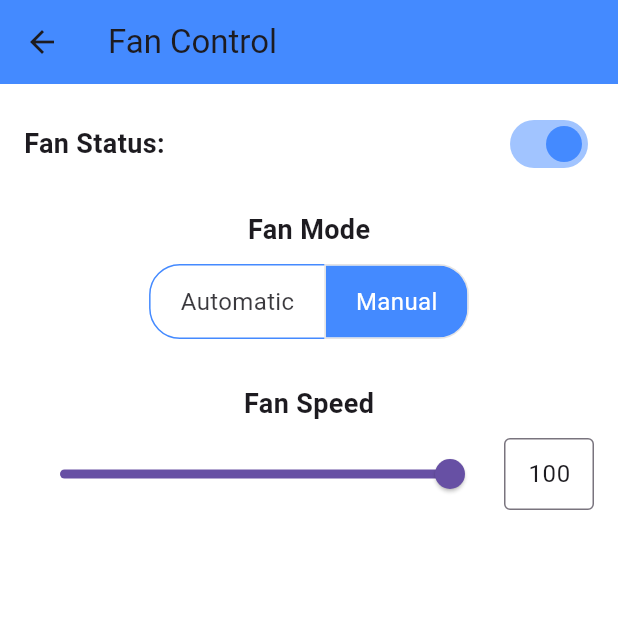
After one commit to huyne265/SmartHomeApp, a Flutter app: the screen it shows after launch, item 3 of the bottom bar chosen, after a tap on "Fan", on a phone screen of 412 x 824 dp, the top half of it. The commit adds this screen. Run offline on Flutter 3.47's test engine with Material 3 defaults, Android fonts, the phone set to English and light mode, and no system bars; our stand-ins replace firebase_auth, firebase_core, firebase_database, flutter_local_notifications, google_sign_in; missing offline and left inert: android_alarm_manager_plus; accounts and stored records are empty.

Commit message:
update Fan

```diff
--- /dev/null
+++ b/flutter_vsc/lib/clock.dart
@@ -0,0 +1,77 @@
+import 'package:flutter/material.dart';
+import 'package:intl/intl.dart';
+
+class ClockWidget extends StatefulWidget {
+  const ClockWidget({super.key});
+
+  @override
+  _ClockWidgetState createState() => _ClockWidgetState();
+}
+
+class _ClockWidgetState extends State<ClockWidget> {
+  late Stream<DateTime> _dateTimeStream;
+
+  @override
+  void initState() {
+    super.initState();
+    _dateTimeStream = Stream.periodic(
+      const Duration(seconds: 1),
+      (_) => DateTime.now(),
+    );
+  }
+
+  @override
+  Widget build(BuildContext context) {
+    return StreamBuilder<DateTime>(
+      stream: _dateTimeStream,
+      builder: (context, snapshot) {
+        if (snapshot.connectionState == ConnectionState.waiting) {
+          return const CircularProgressIndicator();
+        } else if (snapshot.hasError) {
+          return const Text('Error loading time');
+        } else if (!snapshot.hasData) {
+          return const Text('No time data available');
+        }
+
+        DateTime now = snapshot.data!;
+        String formattedDate = DateFormat('EEEE, MMMM d, yyyy').format(now);
+        String formattedTime = DateFormat('hh:mm:ss a').format(now);
+        bool isDayTime = now.hour >= 6 && now.hour < 18;
+
+        return Row(
+          mainAxisAlignment: MainAxisAlignment.spaceBetween,
+          children: [
+            Row(
+              children: [
+                Icon(
+                  isDayTime ? Icons.wb_sunny : Icons.nights_stay,
+                  color: isDayTime ? Colors.orange : Colors.indigo,
+                  size: 30,
+                ),
+                const SizedBox(width: 10),
+                Column(
+                  crossAxisAlignment: CrossAxisAlignment.start,
+                  children: [
+                    Text(
+                      formattedDate,
+                      style: const TextStyle(
+                        fontSize: 18,
+                        fontWeight: FontWeight.bold,
+                      ),
+                    ),
+                    Text(
+                      formattedTime,
+                      style: const TextStyle(
+                        fontSize: 16,
+                      ),
+                    ),
+                  ],
+                ),
+              ],
+            ),
+          ],
+        );
+      },
+    );
+  }
+}
--- a/flutter_vsc/lib/dashboard.dart
+++ b/flutter_vsc/lib/dashboard.dart
@@ -3,8 +3,11 @@ import 'dart:async';
 import 'package:firebase_database/firebase_database.dart';
 import 'package:flutter/material.dart';
 import 'package:google_sign_in/google_sign_in.dart';
+import 'package:flutter_local_notifications/flutter_local_notifications.dart';
+import 'package:android_alarm_manager_plus/android_alarm_manager_plus.dart';
 
 import 'button.dart';
+import 'device.dart';
 import 'mainTaskboard.dart';
 import 'logout.dart';
 import 'relay_schedule.dart';
@@ -181,7 +184,7 @@ class _DashboardState extends State<Dashboard>
                       lightLevelValue: lightlevelAnimation.value,
                     ),
                     const RelayControlPage(),
-                    IRDeviceUI(),
+                    const DeviceControllerScreen(),
                     ScheduleApp(schedules: schedules),
                     LogoutTab(
                       onSignOut: () {
--- /dev/null
+++ b/flutter_vsc/lib/device.dart
@@ -0,0 +1,115 @@
+import 'package:flutter/material.dart';
+import 'package:firebase_database/firebase_database.dart';
+import 'ir_device.dart';
+import 'fan.dart';
+
+class Device {
+  final String name;
+  String? mode;
+  String? timer;
+  final Function onTap;
+
+  Device({
+    required this.name,
+    this.mode,
+    this.timer,
+    required this.onTap,
+  });
+}
+
+class DeviceControllerScreen extends StatelessWidget {
+  const DeviceControllerScreen({Key? key}) : super(key: key);
+
+  @override
+  Widget build(BuildContext context) {
+    final List<Device> devices = [
+      Device(
+        name: "Fan",
+        onTap: () {
+          Navigator.push(
+            context,
+            MaterialPageRoute(builder: (context) => const FanControlUI()),
+          );
+        },
+      ),
+      Device(
+        name: "IR Device",
+        onTap: () {
+          Navigator.push(
+            context,
+            MaterialPageRoute(builder: (context) => const IRDeviceUI()),
+          );
+        },
+      ),
+    ];
+
+    return Scaffold(
+      body: GridView.builder(
+        padding: const EdgeInsets.all(16),
+        gridDelegate: const SliverGridDelegateWithFixedCrossAxisCount(
+          crossAxisCount: 2,
+          crossAxisSpacing: 16,
+          mainAxisSpacing: 16,
+        ),
+        itemCount: devices.length,
+        itemBuilder: (context, index) {
+          final device = devices[index];
+          return GestureDetector(
+            onTap: () => device.onTap(),
+            child: Card(
+              elevation: 4,
+              shape: RoundedRectangleBorder(
+                borderRadius: BorderRadius.circular(16),
+              ),
+              child: Padding(
+                padding: const EdgeInsets.all(16),
+                child: Column(
+                  mainAxisAlignment: MainAxisAlignment.center,
+                  children: [
+                    Text(
+                      device.name,
+                      style: const TextStyle(
+                        fontSize: 18,
+                        fontWeight: FontWeight.bold,
+                      ),
+                    ),
+                    const SizedBox(height: 8),
+                    if (device.name == "Fan") _buildFanStatus(),
+                  ],
+                ),
+              ),
+            ),
+          );
+        },
+      ),
+    );
+  }
+
+  Widget _buildFanStatus() {
+    final DatabaseReference databaseRef =
+        FirebaseDatabase.instance.ref().child('Fan');
+    return StreamBuilder(
+      stream: databaseRef.onValue,
+      builder: (context, AsyncSnapshot<DatabaseEvent> snapshot) {
+        if (!snapshot.hasData) {
+          return const CircularProgressIndicator();
+        } else if (snapshot.hasError) {
+          return const Text('Error loading data');
+        } else if (snapshot.data?.snapshot.value == null) {
+          return const Text('No data available');
+        } else {
+          final fanData =
+              snapshot.data!.snapshot.value as Map<dynamic, dynamic>;
+          final String mode = fanData['mode'] ?? 'Unknown';
+          final double speed = (fanData['speed'] as num?)?.toDouble() ?? 0.0;
+          return Column(
+            children: [
+              Text('Mode: $mode'),
+              Text('Speed: $speed'),
+            ],
+          );
+        }
+      },
+    );
+  }
+}
--- /dev/null
+++ b/flutter_vsc/lib/fan.dart
@@ -0,0 +1,167 @@
+import 'package:flutter/material.dart';
+import 'package:firebase_database/firebase_database.dart';
+
+class FanControlUI extends StatefulWidget {
+  const FanControlUI({Key? key}) : super(key: key);
+
+  @override
+  State<FanControlUI> createState() => _FanControlUIState();
+}
+
+class _FanControlUIState extends State<FanControlUI> {
+  final DatabaseReference databaseRef = FirebaseDatabase.instance.ref();
+  String fanMode = "Manual"; // Default mode
+  double fanSpeed = 100; // Default speed
+  bool isFanOn = true; // Default fan status (ON)
+
+  @override
+  void initState() {
+    super.initState();
+    _fetchFanData(); // Fetch initial data from Firebase
+  }
+
+  void _fetchFanData() async {
+    // Get initial data from Firebase
+    DataSnapshot modeSnapshot = await databaseRef.child('Fan/mode').get();
+    DataSnapshot speedSnapshot = await databaseRef.child('Fan/speed').get();
+    DataSnapshot statusSnapshot = await databaseRef.child('Fan/status').get();
+
+    setState(() {
+      fanMode = modeSnapshot.value as String? ?? "Manual";
+      fanSpeed = (speedSnapshot.value as num?)?.toDouble() ?? 100.0;
+      isFanOn = statusSnapshot.value as bool? ?? true;
+    });
+  }
+
+  void _updateFanMode(String mode) {
+    setState(() {
+      fanMode = mode;
+    });
+    databaseRef.child('Fan/mode').set(mode);
+  }
+
+  void _updateFanSpeed(double speed) {
+    setState(() {
+      fanSpeed = speed;
+    });
+    databaseRef.child('Fan/speed').set(speed.toInt());
+  }
+
+  void _toggleFanStatus() {
+    setState(() {
+      isFanOn = !isFanOn;
+    });
+    databaseRef.child('Fan/status').set(isFanOn);
+  }
+
+  @override
+  Widget build(BuildContext context) {
+    return Scaffold(
+      appBar: AppBar(
+        title: const Text('Fan Control'),
+        backgroundColor: Colors.blueAccent,
+      ),
+      body: Padding(
+        padding: const EdgeInsets.all(16.0),
+        child: Column(
+          crossAxisAlignment: CrossAxisAlignment.center,
+          children: [
+            // Fan Status (ON/OFF)
+            Row(
+              mainAxisAlignment: MainAxisAlignment.spaceBetween,
+              children: [
+                const Text(
+                  'Fan Status:',
+                  style: TextStyle(fontSize: 18, fontWeight: FontWeight.bold),
+                ),
+                Switch(
+                  value: isFanOn,
+                  onChanged: (value) => _toggleFanStatus(),
+                  activeColor: Colors.blueAccent,
+                ),
+              ],
+            ),
+            const SizedBox(height: 20),
+
+            // Fan Mode Selection
+            const Text(
+              'Fan Mode',
+              style: TextStyle(fontSize: 18, fontWeight: FontWeight.bold),
+            ),
+            const SizedBox(height: 10),
+            ToggleButtons(
+              isSelected: [fanMode == "Automatic", fanMode == "Manual"],
+              onPressed: (index) {
+                _updateFanMode(index == 0 ? "Automatic" : "Manual");
+              },
+              borderRadius: BorderRadius.circular(20),
+              selectedColor: Colors.white,
+              fillColor: Colors.blueAccent,
+              borderColor: Colors.blueAccent,
+              children: const [
+                Padding(
+                  padding: EdgeInsets.symmetric(horizontal: 20, vertical: 10),
+                  child: Text("Automatic", style: TextStyle(fontSize: 16)),
+                ),
+                Padding(
+                  padding: EdgeInsets.symmetric(horizontal: 20, vertical: 10),
+                  child: Text("Manual", style: TextStyle(fontSize: 16)),
+                ),
+              ],
+            ),
+            const SizedBox(height: 30),
+
+            // Fan Speed
+            const Text(
+              'Fan Speed',
+              style: TextStyle(fontSize: 18, fontWeight: FontWeight.bold),
+            ),
+            const SizedBox(height: 10),
+
+            // Speed Slider + Number Input
+            Row(
+              mainAxisAlignment: MainAxisAlignment.center,
+              children: [
+                Expanded(
+                  child: Slider(
+                    value: fanSpeed,
+                    min: 0,
+                    max: 100,
+                    divisions: 100,
+                    label: fanSpeed.toStringAsFixed(0),
+                    onChanged: fanMode == "Manual"
+                        ? (value) => _updateFanSpeed(value)
+                        : null,
+                  ),
+                ),
+                const SizedBox(width: 10),
+                SizedBox(
+                  width: 60,
+                  child: TextField(
+                    enabled: fanMode == "Manual",
+                    keyboardType: TextInputType.number,
+                    decoration: const InputDecoration(
+                      border: OutlineInputBorder(),
+                      isDense: true,
+                    ),
+                    onSubmitted: (value) {
+                      double? newValue = double.tryParse(value);
+                      if (newValue != null &&
+                          newValue >= 0 &&
+                          newValue <= 100) {
+                        _updateFanSpeed(newValue);
+                      }
+                    },
+                    controller: TextEditingController(
+                      text: fanSpeed.toStringAsFixed(0),
+                    ),
+                  ),
+                ),
+              ],
+            ),
+          ],
+        ),
+      ),
+    );
+  }
+}
--- a/flutter_vsc/lib/firebase_config.dart
+++ b/flutter_vsc/lib/firebase_config.dart
@@ -6,14 +6,15 @@ class FirebaseConfig {
     if (kIsWeb) {
       await Firebase.initializeApp(
           options: const FirebaseOptions(
-              apiKey: "AIzaSyDq552RtmjLM8ok1NhIKufMbw3_c73sppk",
-              authDomain: "test-9c8d6.firebaseapp.com",
+              apiKey: "AIzaSyAIMkx2XnNrD4Fy0TWyFNAi_pKKqwHMDUg",
+              authDomain: "smartroomapp-1cad3.firebaseapp.com",
+              projectId: "smartroomapp-1cad3",
               databaseURL:
-                  "https://test-9c8d6-default-rtdb.asia-southeast1.firebasedatabase.app",
-              projectId: "test-9c8d6",
-              storageBucket: "test-9c8d6.firebasestorage.app",
-              messagingSenderId: "94062739323",
-              appId: "1:94062739323:web:f6bd9a93c9b5ba190f07de"));
+                  "https://smartroomapp-1cad3-default-rtdb.asia-southeast1.firebasedatabase.app/",
+              storageBucket: "smartroomapp-1cad3.firebasestorage.app",
+              messagingSenderId: "252924529231",
+              appId: "1:252924529231:web:cdcf21fcb30500189ff83a",
+              measurementId: "G-CXPLKEMKQ3"));
     } else {
       await Firebase.initializeApp();
     }
--- a/flutter_vsc/lib/ir_device.dart
+++ b/flutter_vsc/lib/ir_device.dart
@@ -2,6 +2,8 @@ import 'package:flutter/material.dart';
 import 'package:firebase_database/firebase_database.dart';
 
 class IRDeviceUI extends StatefulWidget {
+  const IRDeviceUI({super.key});
+
   @override
   _IRDeviceUIState createState() => _IRDeviceUIState();
 }
@@ -48,6 +50,10 @@ class _IRDeviceUIState extends State<IRDeviceUI> {
   @override
   Widget build(BuildContext context) {
     return Scaffold(
+      appBar: AppBar(
+        title: const Text("IR Device"),
+        backgroundColor: const Color.fromARGB(253, 255, 248, 248),
+      ),
       body: Container(
         decoration: const BoxDecoration(
           gradient: LinearGradient(
--- a/flutter_vsc/lib/login.dart
+++ b/flutter_vsc/lib/login.dart
@@ -19,20 +19,21 @@ class _LoginScreenState extends State<LoginScreen> {
   final FirebaseAuth _firebaseAuth = FirebaseAuth.instance;
 
   // // Vào thẳng dashboard
-  // @override
-  // void initState() {
-  //   super.initState();
-  //   _navigateToDashBoard();
-  // }
+  @override
+  void initState() {
+    super.initState();
+    _navigateToDashBoard();
+  }
 
-  // void _navigateToDashBoard() {
-  //   Future.delayed(Duration.zero, () {
-  //     Navigator.pushReplacement(
-  //       context,
-  //       MaterialPageRoute(builder: (context) => const Dashboard()),
-  //     );
-  //   });
-  // }
+  void _navigateToDashBoard() {
+    Future.delayed(Duration.zero, () {
+      Navigator.pushReplacement(
+        // ignore: use_build_context_synchronously
+        context,
+        MaterialPageRoute(builder: (context) => const Dashboard()),
+      );
+    });
+  }
   // // Vào thẳng dashboard
 
   final GoogleSignIn _googleSignIn = GoogleSignIn(
--- a/flutter_vsc/lib/mainTaskboard.dart
+++ b/flutter_vsc/lib/mainTaskboard.dart
@@ -1,6 +1,7 @@
 import 'package:flutter/material.dart';
 import 'circleProgress.dart';
-import 'package:intl/intl.dart';
+
+import 'clock.dart';
 
 class MainTaskboard extends StatelessWidget {
   final bool isLoading;
@@ -20,15 +21,7 @@ class MainTaskboard extends StatelessWidget {
 
   @override
   Widget build(BuildContext context) {
-    DateTime now = DateTime.now();
-    String formattedDate = DateFormat('EEEE, MMMM d, yyyy').format(now);
-    String formattedTime = DateFormat('hh:mm:ss a').format(now);
-    bool isDayTime = now.hour >= 6 && now.hour < 18;
-    // Get current date and time
-    Stream<DateTime> dateTimeStream = Stream.periodic(
-      const Duration(seconds: 1),
-      (_) => DateTime.now(),
-    );
+    bool isDayTime = DateTime.now().hour >= 6 && DateTime.now().hour <= 18;
     return Column(
       children: [
         // Date and Time Bar
@@ -37,44 +30,7 @@ class MainTaskboard extends StatelessWidget {
           color: isDayTime
               ? const Color.fromARGB(255, 172, 238, 255)
               : const Color.fromARGB(255, 190, 200, 204),
-          child: StreamBuilder<DateTime>(
-            stream: dateTimeStream,
-            builder: (context, snapshot) {
-              return Row(
-                mainAxisAlignment: MainAxisAlignment.spaceBetween,
-                children: [
-                  Row(
-                    children: [
-                      Icon(
-                        isDayTime ? Icons.wb_sunny : Icons.nights_stay,
-                        color: isDayTime ? Colors.orange : Colors.indigo,
-                        size: 30,
-                      ),
-                      const SizedBox(width: 10),
-                      Column(
-                        crossAxisAlignment: CrossAxisAlignment.start,
-                        children: [
-                          Text(
-                            formattedDate,
-                            style: const TextStyle(
-                              fontSize: 18,
-                              fontWeight: FontWeight.bold,
-                            ),
-                          ),
-                          Text(
-                            formattedTime,
-                            style: const TextStyle(
-                              fontSize: 16,
-                            ),
-                          ),
-                        ],
-                      ),
-                    ],
-                  ),
-                ],
-              );
-            },
-          ),
+          child: ClockWidget(),
         ),
         Expanded(
           child: Center(
--- a/flutter_vsc/lib/relay_schedule.dart
+++ b/flutter_vsc/lib/relay_schedule.dart
@@ -1,5 +1,6 @@
 import 'package:flutter/material.dart';
 import 'package:firebase_database/firebase_database.dart';
+// import 'package:flutter_local_notifications/flutter_local_notifications.dart';
 import 'package:flutter/cupertino.dart';
 import 'dart:async';
 
@@ -16,13 +17,24 @@ class _ScheduleAppState extends State<ScheduleApp> {
   final DatabaseReference databaseReference = FirebaseDatabase.instance.ref();
   late List<Map<String, dynamic>> schedules;
   List<Timer?> scheduledTimers = [];
+  // final FlutterLocalNotificationsPlugin flutterLocalNotificationsPlugin =
+  //     FlutterLocalNotificationsPlugin();
 
   @override
   void initState() {
     super.initState();
+    // _initializeNotifications();
     schedules = widget.schedules;
     _scheduleAllTimers();
   }
+
+  // void _initializeNotifications() {
+  //   const AndroidInitializationSettings initializationSettingsAndroid =
+  //       AndroidInitializationSettings('@mipmap/ic_launcher');
+  //   final InitializationSettings initializationSettings =
+  //       InitializationSettings(android: initializationSettingsAndroid);
+  //   flutterLocalNotificationsPlugin.initialize(initializationSettings);
+  // }
 
   void _scheduleAllTimers() {
     for (var schedule in schedules) {
@@ -34,8 +46,13 @@ class _ScheduleAppState extends State<ScheduleApp> {
 
   void _scheduleRelayAction(Map<String, dynamic> schedule) {
     DateTime now = DateTime.now();
-    DateTime scheduledTime = DateTime(now.year, now.month, now.day,
-        schedule['time'].hour, schedule['time'].minute);
+    DateTime scheduledTime = DateTime(
+      now.year,
+      now.month,
+      now.day,
+      schedule['time'].hour,
+      schedule['time'].minute,
+    );
 
     if (scheduledTime.isBefore(now)) {
       scheduledTime = scheduledTime.add(const Duration(days: 1));
@@ -46,9 +63,14 @@ class _ScheduleAppState extends State<ScheduleApp> {
     Timer timer = Timer(timeUntilActivation, () {
       _toggleRelay('Relay${schedule['relay']}', schedule['action']);
 
-      setState(() {
-        schedule['enabled'] = false;
-      });
+      if (schedule['repeatDaily'] == true) {
+        schedule['enabled'] = true; // Reset enabled
+        _scheduleRelayAction(schedule); // Schedule for the next day
+      } else {
+        setState(() {
+          schedule['enabled'] = false;
+        });
+      }
     });
 
     scheduledTimers.add(timer);
@@ -81,6 +103,7 @@ class _ScheduleAppState extends State<ScheduleApp> {
     int? selectedRelay = schedule?['relay'];
     TimeOfDay? selectedTime = schedule?['time'];
     bool? selectedAction = schedule?['action'];
+    bool repeatDaily = schedule?['repeatDaily'] ?? false; // Mặc định false
     bool isEditing = schedule != null;
 
     await showDialog(
@@ -88,10 +111,10 @@ class _ScheduleAppState extends State<ScheduleApp> {
       builder: (context) {
         return StatefulBuilder(
           builder: (context, setDialogState) {
+            // setDialogState được cung cấp bởi StatefulBuilder
             return AlertDialog(
               title: Text(isEditing ? "Edit Schedule" : "Add Schedule"),
-              content: Container(
-                width: double.maxFinite,
+              content: SingleChildScrollView(
                 child: Column(
                   mainAxisSize: MainAxisSize.min,
                   children: [
@@ -185,6 +208,17 @@ class _ScheduleAppState extends State<ScheduleApp> {
                         ),
                       ],
                     ),
+                    const SizedBox(height: 16),
+                    // Repeat Daily Option
+                    CheckboxListTile(
+                      title: const Text("Repeat Daily"),
+                      value: repeatDaily,
+                      onChanged: (value) {
+                        setDialogState(() {
+                          repeatDaily = value!;
+                        });
+                      },
+                    ),
                   ],
                 ),
               ),
@@ -203,7 +237,8 @@ class _ScheduleAppState extends State<ScheduleApp> {
                               'relay': selectedRelay,
                               'time': selectedTime,
                               'action': selectedAction,
-                              'enabled': true
+                              'enabled': true,
+                              'repeatDaily': repeatDaily,
                             };
 
                             if (isEditing && index != null) {
--- a/flutter_vsc/pubspec.yaml
+++ b/flutter_vsc/pubspec.yaml
@@ -43,6 +43,8 @@ dependencies:
   buttons_tabbar: ^1.3.14
   provider: ^6.1.2
   intl: ^0.20.1
+  flutter_local_notifications: ^18.0.1
+  android_alarm_manager_plus: ^4.0.4
 
 dev_dependencies:
   flutter_test:
```
Also changed, not shown: flutter_vsc/lib/main.dart (+8 -0 lines), flutter_vsc/pubspec.lock, 3 other files.
